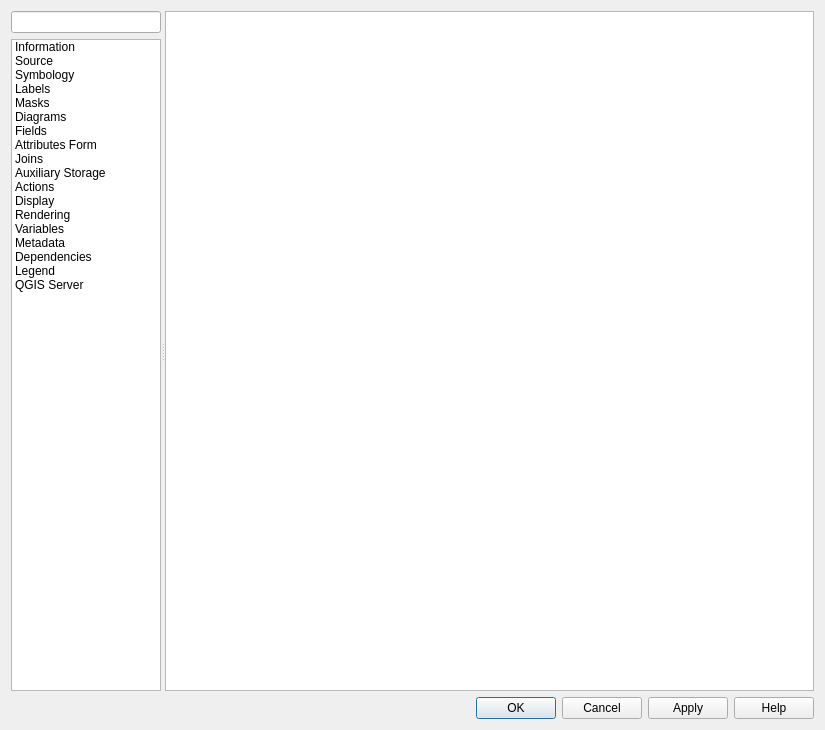
Above: src/ui/qgsvectorlayerpropertiesbase.ui from qgis/QGIS before the change. Below: the same form after it.
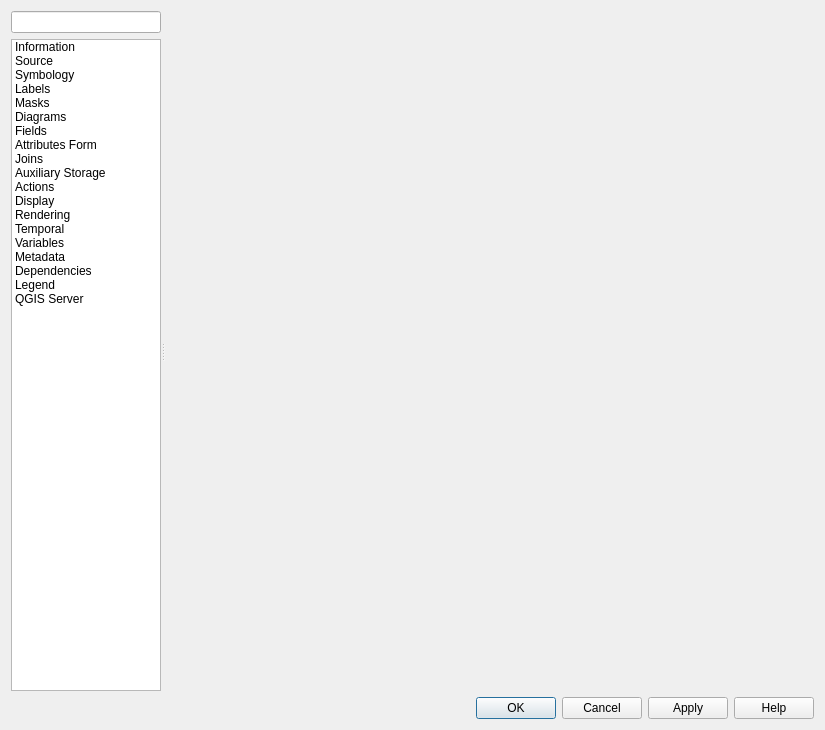
That is the form after the change. The open tabs and pages were chosen to show the change. Icons and pictures are not drawn. Custom widgets are drawn as their Qt base class.

Commit message: [feature] Add basic temporal handling support for vector layers

```diff
--- a/src/ui/qgsvectorlayerpropertiesbase.ui
+++ b/src/ui/qgsvectorlayerpropertiesbase.ui
@@ -252,6 +252,18 @@
             <normaloff>:/images/themes/default/propertyicons/rendering.svg</normaloff>:/images/themes/default/propertyicons/rendering.svg</iconset>
           </property>
          </item>
+         <item>
+          <property name="text">
+           <string>Temporal</string>
+          </property>
+          <property name="toolTip">
+           <string>Temporal</string>
+          </property>
+          <property name="icon">
+           <iconset resource="../../images/images.qrc">
+            <normaloff>:/images/themes/default/mIndicatorTemporal.svg</normaloff>:/images/themes/default/mIndicatorTemporal.svg</iconset>
+          </property>
+         </item>
          <item>
           <property name="text">
            <string>Variables</string>
@@ -1818,6 +1830,41 @@
            </item>
           </layout>
          </widget>
+         <widget class="QWidget" name="mOptsPage_Temporal">
+          <layout class="QVBoxLayout" name="verticalLayout_20">
+           <property name="leftMargin">
+            <number>0</number>
+           </property>
+           <property name="topMargin">
+            <number>0</number>
+           </property>
+           <property name="rightMargin">
+            <number>0</number>
+           </property>
+           <property name="bottomMargin">
+            <number>0</number>
+           </property>
+           <item>
+            <widget class="QFrame" name="temporalFrame">
+             <property name="minimumSize">
+              <size>
+               <width>100</width>
+               <height>450</height>
+              </size>
+             </property>
+             <property name="styleSheet">
+              <string notr="true"/>
+             </property>
+             <property name="frameShape">
+              <enum>QFrame::NoFrame</enum>
+             </property>
+             <property name="frameShadow">
+              <enum>QFrame::Raised</enum>
+             </property>
+            </widget>
+           </item>
+          </layout>
+         </widget>
          <widget class="QWidget" name="mOptsPage_Variables">
           <layout class="QVBoxLayout" name="verticalLayout_4">
            <property name="leftMargin">
@@ -2490,6 +2537,12 @@
   </layout>
  </widget>
  <customwidgets>
+  <customwidget>
+   <class>QgsScrollArea</class>
+   <extends>QScrollArea</extends>
+   <header>qgsscrollarea.h</header>
+   <container>1</container>
+  </customwidget>
   <customwidget>
    <class>QgsCollapsibleGroupBox</class>
    <extends>QGroupBox</extends>
@@ -2508,9 +2561,14 @@
    <container>1</container>
   </customwidget>
   <customwidget>
-   <class>QgsScrollArea</class>
-   <extends>QScrollArea</extends>
-   <header>qgsscrollarea.h</header>
+   <class>QgsScaleRangeWidget</class>
+   <extends>QWidget</extends>
+   <header>qgsscalerangewidget.h</header>
+  </customwidget>
+  <customwidget>
+   <class>QgsLayerTreeEmbeddedConfigWidget</class>
+   <extends>QWidget</extends>
+   <header>qgslayertreeembeddedconfigwidget.h</header>
    <container>1</container>
   </customwidget>
   <customwidget>
@@ -2524,17 +2582,6 @@
    <extends>QComboBox</extends>
    <header>qgsscalecombobox.h</header>
   </customwidget>
-  <customwidget>
-   <class>QgsScaleRangeWidget</class>
-   <extends>QWidget</extends>
-   <header>qgsscalerangewidget.h</header>
-  </customwidget>
-  <customwidget>
-   <class>QgsLayerTreeEmbeddedConfigWidget</class>
-   <extends>QWidget</extends>
-   <header>qgslayertreeembeddedconfigwidget.h</header>
-   <container>1</container>
-  </customwidget>
   <customwidget>
    <class>QgsFieldExpressionWidget</class>
    <extends>QWidget</extends>
```
Left out of the diff: 24 changed lines with no effect on the pictures. The commit also changes 28 other files.
